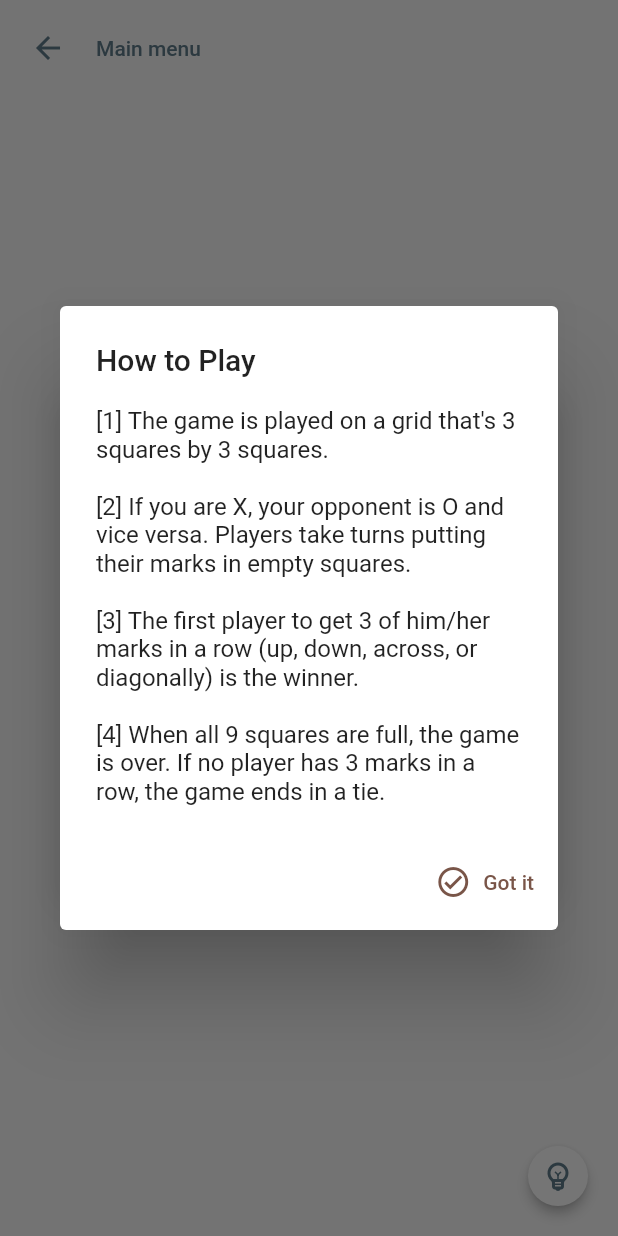
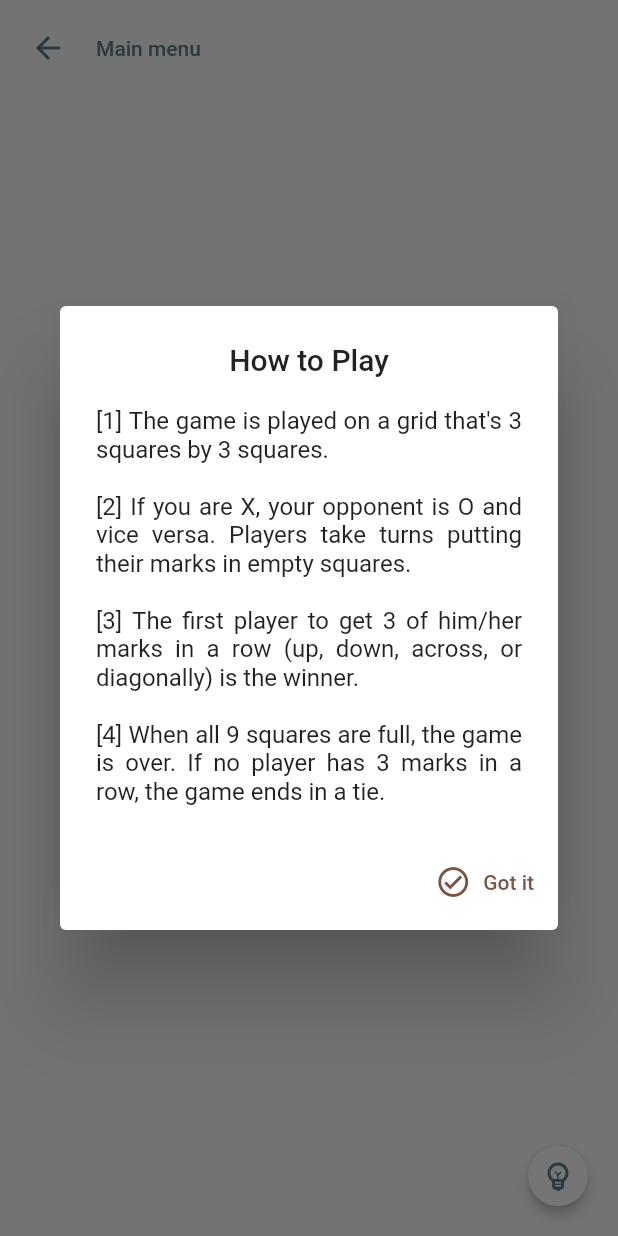
Before and after one commit to Rafeqm/tiktaktu, a Flutter app: the GameScreen screen opened directly, after a tap on the "emoji objects" icon, on a phone screen of 412 x 824 dp. Run offline on Flutter 3.47's test engine with Material 2 defaults, Android fonts, the phone set to English and light mode, and no system bars.

Commit message:
fix: Align game rules description and refactor some codes

```diff
--- a/lib/board.dart
+++ b/lib/board.dart
@@ -119,9 +119,7 @@ class _BoardState extends State<Board> {
           Builder(
             builder: (BuildContext context) {
               if (winner == null) {
-                return Container(
-                  height: 60.0,
-                );
+                return const SizedBox(height: 60.0);
               }
               return Container(
                 padding: const EdgeInsets.only(top: 12.0),
--- a/lib/screens/game.dart
+++ b/lib/screens/game.dart
@@ -37,8 +37,8 @@ class GameScreen extends StatelessWidget {
             context: context,
             builder: (BuildContext _context) {
               return AlertDialog(
-                title: const Text('How to Play'),
-                content: const Text(rulesShort),
+                title: const Text('How to Play', textAlign: TextAlign.center),
+                content: const Text(rulesShort, textAlign: TextAlign.justify),
                 contentPadding: const EdgeInsets.fromLTRB(
                   24.0,
                   20.0,
--- a/lib/screens/instruction.dart
+++ b/lib/screens/instruction.dart
@@ -33,12 +33,15 @@ class InstructionScreen extends StatelessWidget {
               padding: EdgeInsets.symmetric(vertical: 20.0),
               child: Text(
                 'TikTaktu',
-                style: TextStyle(fontSize: 24.0, fontWeight: FontWeight.bold),
+                style: TextStyle(
+                  fontSize: 24.0,
+                  fontWeight: FontWeight.bold,
+                ),
               ),
             ),
             const Padding(
               padding: EdgeInsets.fromLTRB(18.0, 4.0, 18.0, 18.0),
-              child: Text(rules),
+              child: Text(rules, textAlign: TextAlign.justify),
             ),
           ],
         ),
--- a/pubspec.yaml
+++ b/pubspec.yaml
@@ -1,7 +1,7 @@
 name: tiktaktu
 description: Play with whoever you want.
 publish_to: "none" # Remove this line if you wish to publish to pub.dev
-version: 1.0.0-beta.10+2
+version: 1.0.0-beta.11+1
 
 environment:
   sdk: ">=2.16.1 <3.0.0"
```
Also changed, not shown: lib/screens/main.dart (+8 -2 lines).
